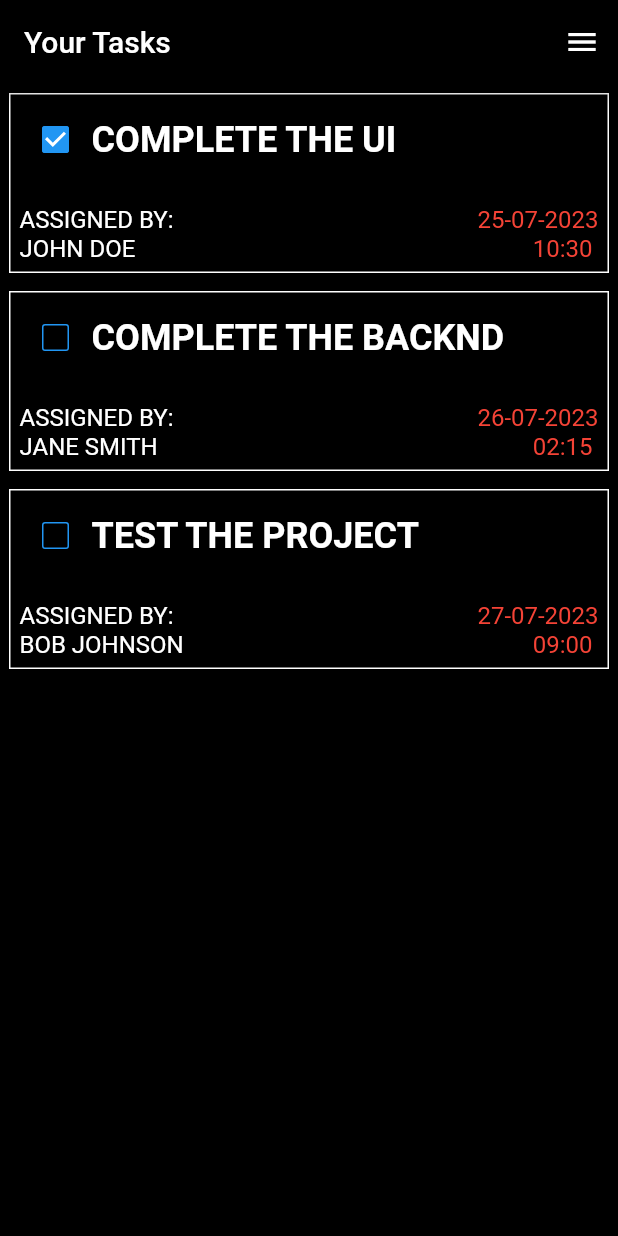
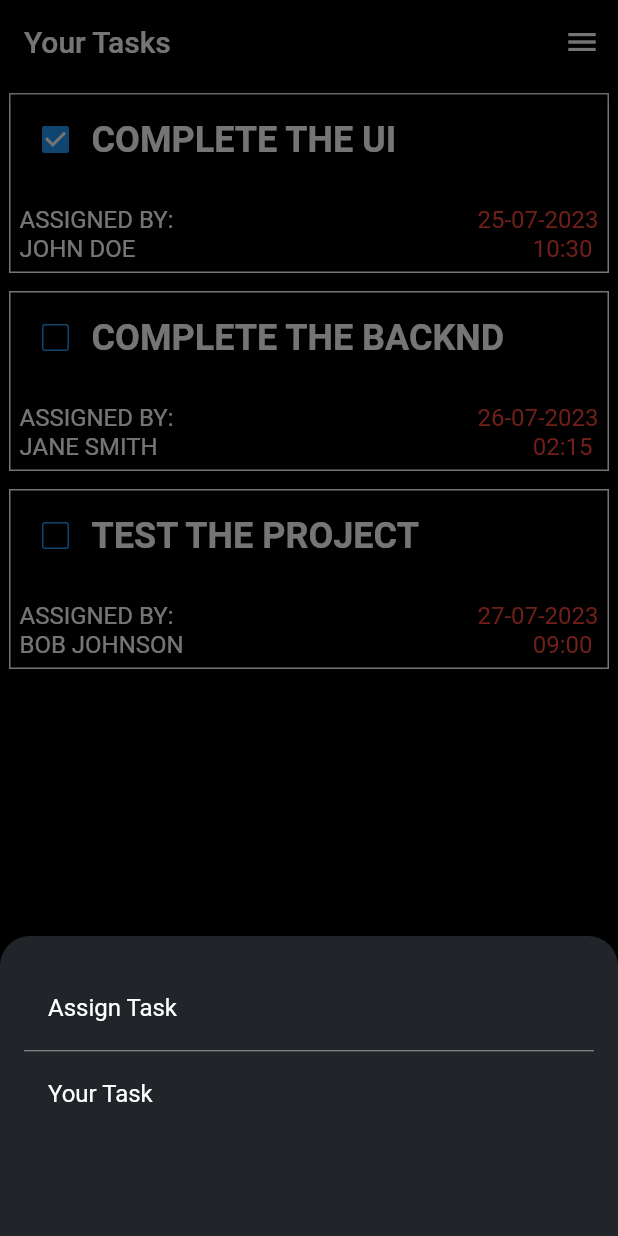
Before and after one commit to Rishivachhani2003/CLDC_Project, a Flutter app: the screen it shows after launch, after a tap on the "menu" icon, on a phone screen of 412 x 824 dp. Run offline on Flutter 3.47's test engine with Material 2 defaults, Android fonts, the phone set to English and light mode, and no system bars.

Commit message:
Update task_screen.dart

```diff
--- a/lib/screens/task_screen.dart
+++ b/lib/screens/task_screen.dart
@@ -33,9 +33,14 @@ class _task_screenState extends State<task_screen> {
         title: Text('Your Tasks', style: TextStyle(color: Colors.white)),
         actions: [
           IconButton(
-            icon: Icon(Icons.menu),
+            icon: Icon(
+              Icons.menu,
+              color: Colors.white,
+            ),
             onPressed: () {
-              // Open the side drawer or handle the menu action
+              _openDrawer(context);
+              // Handle the menu button press here
+              // For example, show a drawer or navigate to a menu screen
             },
           ),
         ],
@@ -151,3 +156,56 @@ class _task_screenState extends State<task_screen> {
     );
   }
 }
+
+// Function to open the custom drawer
+void _openDrawer(BuildContext context) {
+  showModalBottomSheet(
+    context: context,
+    backgroundColor: Colors.transparent,
+    builder: (BuildContext context) {
+      return Container(
+        height: 200, // Set the desired height of the drawer
+        padding: EdgeInsets.symmetric(horizontal: 16),
+        decoration: BoxDecoration(
+          color: const Color.fromRGBO(33, 36, 40, 1.000),
+          borderRadius: BorderRadius.vertical(top: Radius.circular(20)),
+        ),
+        child: Column(
+          crossAxisAlignment: CrossAxisAlignment.start,
+          children: [
+            SizedBox(height: 20),
+            // Add the "Assign Task" option
+            ListTile(
+              title: Text(
+                "Assign Task",
+                style: TextStyle(color: Colors.white),
+              ),
+              onTap: () {
+                // Implement the functionality for "Assign Task" here
+                // For example, you can navigate to another screen
+                Navigator.pop(context); // Close the drawer
+              },
+            ),
+            // Add the line between the options
+            Divider(
+              height: 1,
+              color: Colors.grey,
+            ),
+            // Add the "Your Task" option
+            ListTile(
+              title: Text(
+                "Your Task",
+                style: TextStyle(color: Colors.white),
+              ),
+              onTap: () {
+                // Implement the functionality for "Your Task" here
+                // For example, you can navigate to another screen
+                Navigator.pop(context); // Close the drawer
+              },
+            ),
+          ],
+        ),
+      );
+    },
+  );
+}
```
